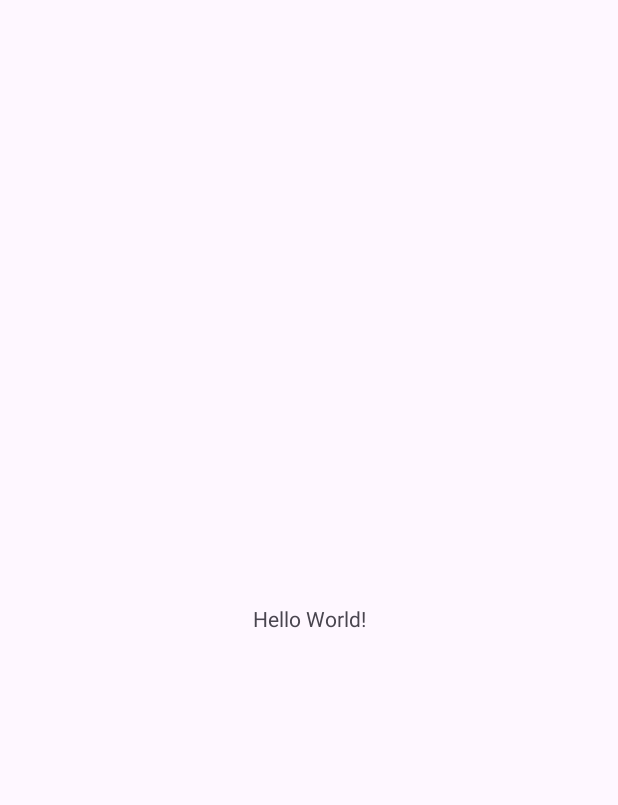
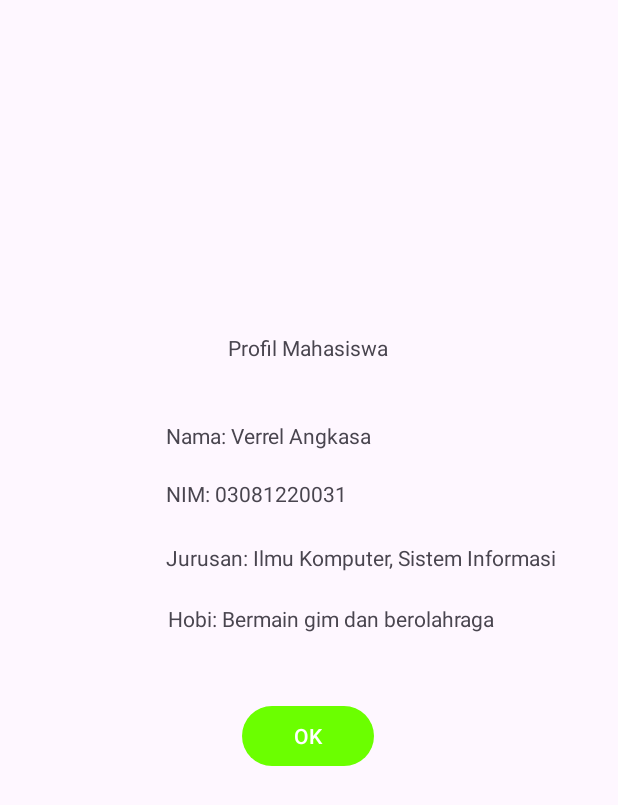
Before and after one commit to VerrelAngkasa/AppAndroid, an Android app: the screen it shows after launch (MainActivity), on a phone screen of 412 x 824 dp. Before the commit the part shown is almost empty. Shown: the top 805 px of the screen. Run offline under Robolectric (Android 15) with nearby library versions, the phone set to English and light mode, and no system bars.

Commit message:
Melakukan tugas 1 (menampilkan data mahasiswa)

```diff
--- a/app/src/main/res/layout/activity_main.xml
+++ b/app/src/main/res/layout/activity_main.xml
@@ -9,10 +9,71 @@
     <TextView
         android:layout_width="wrap_content"
         android:layout_height="wrap_content"
-        android:text="Hello World!"
+        android:text="Profil Mahasiswa"
         app:layout_constraintBottom_toBottomOf="parent"
         app:layout_constraintEnd_toEndOf="parent"
+        app:layout_constraintHorizontal_bias="0.498"
+        app:layout_constraintStart_toStartOf="parent"
+        app:layout_constraintTop_toTopOf="parent"
+        app:layout_constraintVertical_bias="0.276" />
+
+    <TextView
+        android:id="@+id/textView"
+        android:layout_width="wrap_content"
+        android:layout_height="wrap_content"
+        android:text="Nama: Verrel Angkasa"
+        app:layout_constraintBottom_toBottomOf="parent"
+        app:layout_constraintEnd_toEndOf="parent"
+        app:layout_constraintHorizontal_bias="0.404"
+        app:layout_constraintStart_toStartOf="parent"
+        app:layout_constraintTop_toTopOf="parent"
+        app:layout_constraintVertical_bias="0.349" />
+
+    <TextView
+        android:id="@+id/textView2"
+        android:layout_width="wrap_content"
+        android:layout_height="wrap_content"
+        android:text="NIM: 03081220031"
+        app:layout_constraintBottom_toBottomOf="parent"
+        app:layout_constraintEnd_toEndOf="parent"
+        app:layout_constraintHorizontal_bias="0.379"
+        app:layout_constraintStart_toStartOf="parent"
+        app:layout_constraintTop_toTopOf="parent"
+        app:layout_constraintVertical_bias="0.397" />
+
+    <TextView
+        android:id="@+id/textView3"
+        android:layout_width="wrap_content"
+        android:layout_height="wrap_content"
+        android:text="Jurusan: Ilmu Komputer, Sistem Informasi"
+        app:layout_constraintBottom_toBottomOf="parent"
+        app:layout_constraintEnd_toEndOf="parent"
+        app:layout_constraintHorizontal_bias="0.733"
+        app:layout_constraintStart_toStartOf="parent"
+        app:layout_constraintTop_toTopOf="parent"
+        app:layout_constraintVertical_bias="0.45" />
+
+    <TextView
+        android:id="@+id/textView4"
+        android:layout_width="wrap_content"
+        android:layout_height="wrap_content"
+        android:text="Hobi: Bermain gim dan berolahraga"
+        app:layout_constraintBottom_toBottomOf="parent"
+        app:layout_constraintEnd_toEndOf="parent"
+        app:layout_constraintHorizontal_bias="0.578"
         app:layout_constraintStart_toStartOf="parent"
         app:layout_constraintTop_toTopOf="parent" />
 
+    <Button
+        android:id="@+id/button"
+        android:layout_width="wrap_content"
+        android:layout_height="wrap_content"
+        android:text="OK"
+        app:layout_constraintBottom_toBottomOf="parent"
+        app:layout_constraintEnd_toEndOf="parent"
+        app:layout_constraintHorizontal_bias="0.498"
+        app:layout_constraintStart_toStartOf="parent"
+        app:layout_constraintTop_toTopOf="parent"
+        app:layout_constraintVertical_bias="0.601" />
+
 </androidx.constraintlayout.widget.ConstraintLayout>
--- a/app/src/main/res/values/colors.xml
+++ b/app/src/main/res/values/colors.xml
@@ -2,4 +2,5 @@
 <resources>
     <color name="black">#FF000000</color>
     <color name="white">#FFFFFFFF</color>
+    <color name="hijauterang">#6BFF00</color>
 </resources>
--- a/app/src/main/res/values/themes.xml
+++ b/app/src/main/res/values/themes.xml
@@ -2,7 +2,7 @@
     <!-- Base application theme. -->
     <style name="Base.Theme.AppAndroid" parent="Theme.Material3.DayNight.NoActionBar">
         <!-- Customize your light theme here. -->
-        <!-- <item name="colorPrimary">@color/my_light_primary</item> -->
+        <item name="colorPrimary">@color/hijauterang</item>
     </style>
 
     <style name="Theme.AppAndroid" parent="Base.Theme.AppAndroid" />
```
